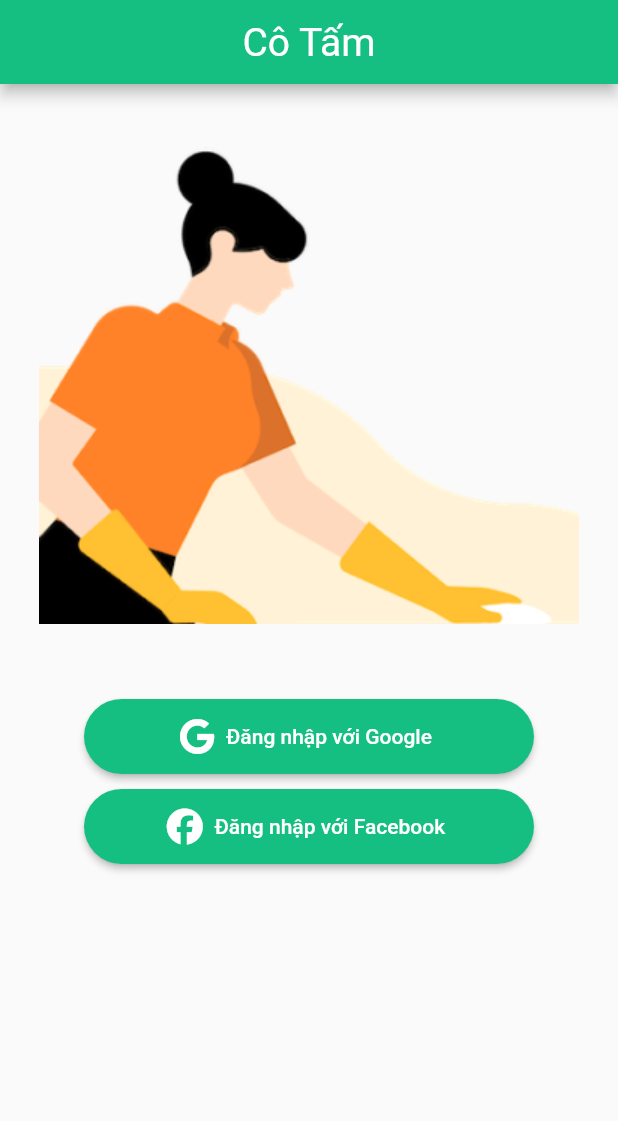
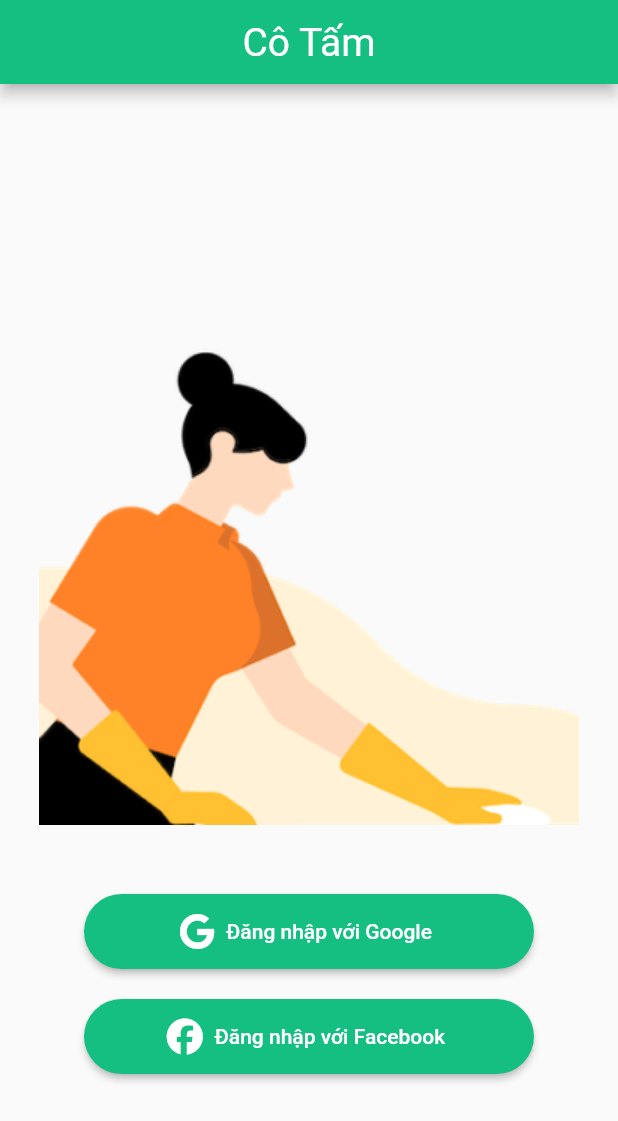
Before and after one commit to fptu-team-404-not-found/co_tam_houseworker_mobile, a Flutter app: the screen it shows after launch, on a phone screen of 412 x 824 dp. Shown: the top 1121 px of the screen. Run offline on Flutter 3.47's test engine with Material 2 defaults, Android fonts, the phone set to English and light mode, and no system bars; our stand-ins replace flutter_clean_architecture, font_awesome_flutter.

Commit message:
[tienhuynh-tn] order_widget, order_page_v3

```diff
--- a/lib/app/pages/home/home_view.dart
+++ b/lib/app/pages/home/home_view.dart
@@ -25,10 +25,8 @@ class HomePageView extends ViewState<HomePage, HomeController> {
         preferredSize: Size(VisualDensity.maximumDensity, 56),
         child: TopAppBar("Xin chào", null)
     ),
-    body: Column(
-      crossAxisAlignment: CrossAxisAlignment.center,
-      mainAxisSize: MainAxisSize.max,
-      mainAxisAlignment: MainAxisAlignment.start,
+    body: SingleChildScrollView(
+      child: Column(
         children: [
           Row(
             mainAxisAlignment: MainAxisAlignment.spaceBetween,
@@ -47,9 +45,9 @@ class HomePageView extends ViewState<HomePage, HomeController> {
             ],
           ),
           const Divider(thickness: 3),
-        const SizedBox(height: 48),
-        const Avatar(radius: 80),
-        const SizedBox(height: 48),
+          const SizedBox(height: 32),
+          const Avatar(radius: 120),
+          const SizedBox(height: 32),
           Row(
             mainAxisAlignment: MainAxisAlignment.center,
             children: const [
@@ -57,17 +55,21 @@ class HomePageView extends ViewState<HomePage, HomeController> {
               SquareBoxButton(text: 'Đã hoàn thành', iconData: FontAwesomeIcons.listCheck, subNumber: 1, isLight: false)
             ],
           ),
-        const SizedBox(height: 48),
+          const SizedBox(height: 32),
           const Divider(color: AppColor.primaryColor100, thickness: 3),
           Column(
             mainAxisSize: MainAxisSize.max,
             children: const [
               Text('ĐƠN HIỆN TẠI', style: AppText.headingLarge),
               SizedBox(height: 12),
-            Text('Hiện tại không có đơn nào', style: AppText.textBlack)
+              Text('Hiện tại không có đơn nào', style: TextStyle(
+                  fontWeight: FontWeight.w400,
+                  fontSize: 16
+              ))
             ],
           )
         ],
+      )
     ),
   );
 
--- a/lib/app/pages/login/login_view.dart
+++ b/lib/app/pages/login/login_view.dart
@@ -24,12 +24,12 @@ class LoginPageView extends ViewState<LoginPage, LoginController> {
     ),
     body: Column(
       crossAxisAlignment: CrossAxisAlignment.center,
-      mainAxisSize: MainAxisSize.min,
+      mainAxisAlignment: MainAxisAlignment.center,
       children: const [
-        Center(child: Image(image: AssetImage('assets/img/login_img.png'))),
-        SizedBox(height: 50),
+        Center(child: Image(image: AssetImage('assets/img/login_img.png'), width: 500)),
+        SizedBox(height: 20),
         LoginButton(title: 'Đăng nhập với Google', icon: FaIcon(FontAwesomeIcons.google)),
-        SizedBox(height: 10),
+        SizedBox(height: 20),
         LoginButton(title: 'Đăng nhập với Facebook', icon: FaIcon(FontAwesomeIcons.facebook))
       ],
     ),
--- a/lib/app/pages/order/order_view.dart
+++ b/lib/app/pages/order/order_view.dart
@@ -4,6 +4,8 @@ import 'package:flutter_clean_architecture/flutter_clean_architecture.dart';
 import 'package:font_awesome_flutter/font_awesome_flutter.dart';
 
 import '../../widgets/app_bar/top_app_bar.dart';
+import '../../widgets/information/order_information/order_details_information_card.dart';
+import '../../widgets/information/order_information/order_details_summary.dart';
 import '../../widgets/information/person_information_card.dart';
 import '../../widgets/state/order_status.dart';
 import 'order_controller.dart';
@@ -25,11 +27,17 @@ class OrderPageView extends ViewState<OrderPage, OrderController> {
         child: TopAppBar('Đơn hàng', null)
     ),
     body: Column(
+      mainAxisAlignment: MainAxisAlignment.spaceAround,
       children: const [
-        IconTextInformation(informationDetails: 'Phòng 2.03, S.201, Vinhomes Grand Park', icon: FontAwesomeIcons.locationDot),
+        IconTextInformation(FontAwesomeIcons.locationDot, 'Phòng 2.03, S.201, Vinhomes Grand Park'),
         SizedBox(height: 12),
         OrderStatus(),
-        PersonInformationCard()
+        SizedBox(height: 12),
+        PersonInformationCard(),
+        SizedBox(height: 12),
+        OrderDetailsInformationCard(),
+        SizedBox(height: 12),
+        OrderDetailsSummary()
       ],
     ),
   );
```
Also changed, not shown: lib/app/widgets/information/icon_text_information.dart (+4 -5 lines), lib/app/widgets/information/order_information/order_details_information_card.dart (added, +41 -0 lines), lib/app/widgets/information/order_information/order_details_summary.dart (added, +28 -0 lines), lib/app/widgets/information/order_information/order_details_summary_price.dart (added, +28 -0 lines), lib/app/widgets/information/person_information_card.dart (+24 -11 lines). Lines whose indentation alone changed are shown as unchanged.
